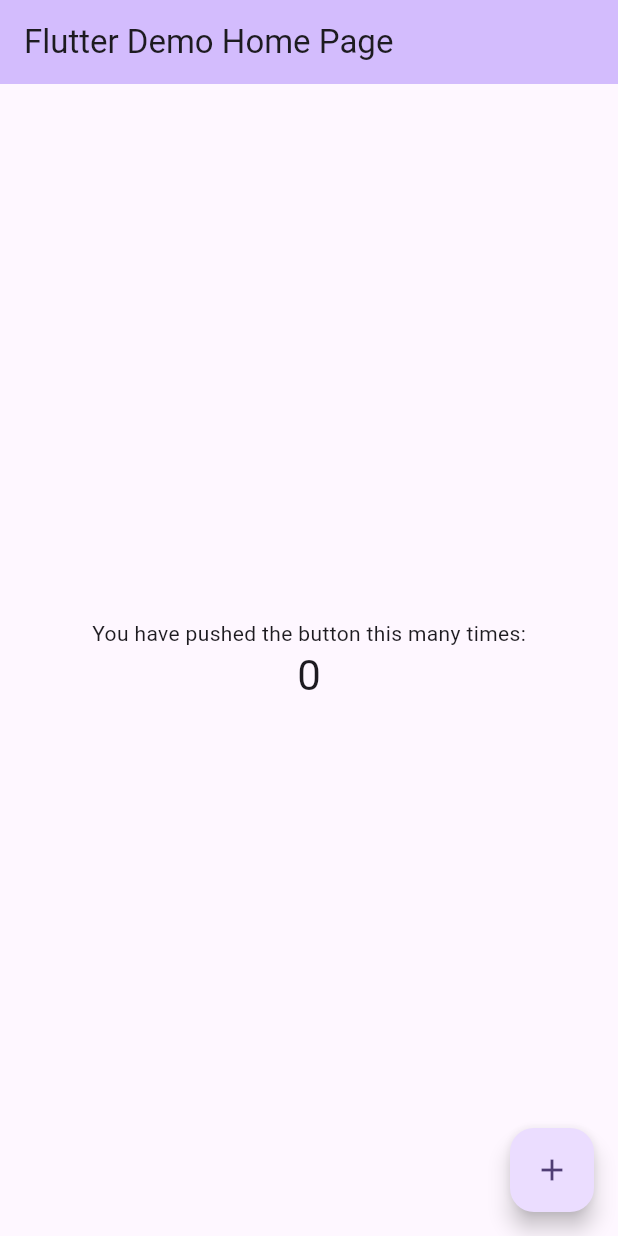
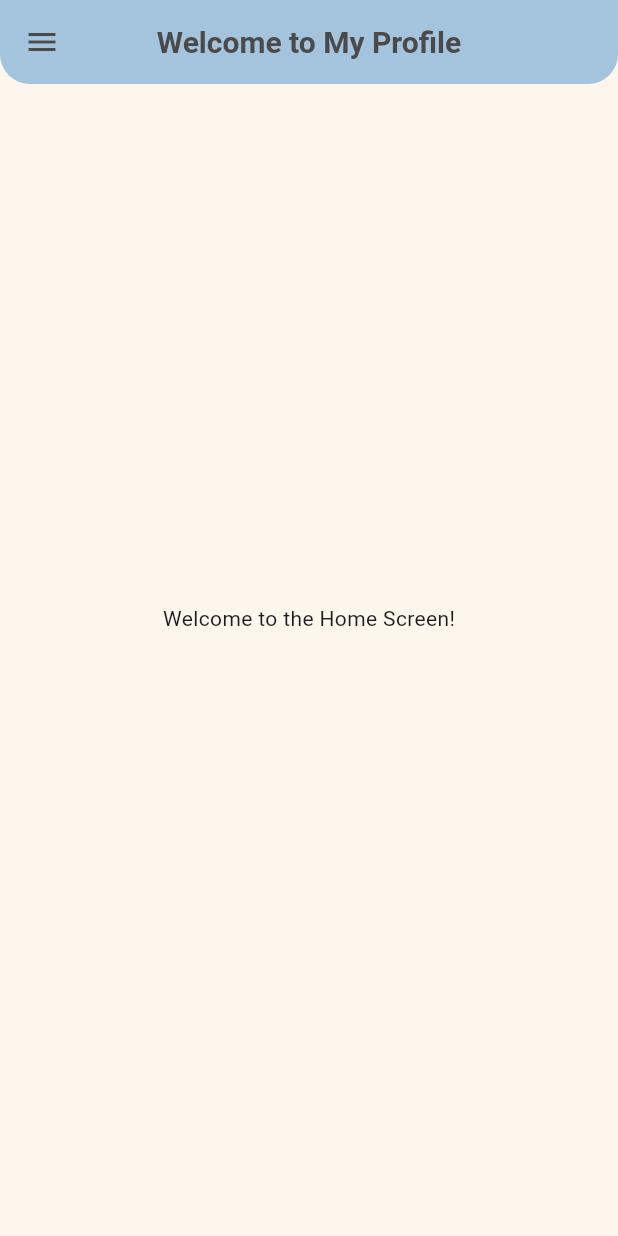
Before and after one commit to YeHtet1001/profile_demo_app, a Flutter app: the screen it shows after launch, on a phone screen of 412 x 824 dp. Run offline on Flutter 3.47's test engine with Material 3 defaults, Android fonts, the phone set to English and light mode, and no system bars.

Commit message:
add color,lanchemail,use UserAccountsDrawerHeader

```diff
--- /dev/null
+++ b/lib/helpers/colorhelper.dart
@@ -0,0 +1,15 @@
+import 'dart:ui';
+
+class ColorUtil {
+  static Color textColor = const Color(0xff4a4a4a);
+  static Color inputfieldColor = const Color(0xffD8E2DC);
+  static Color cardColor = const Color(0xffD8E2DC);
+  static Color subtleBgColor = const Color(0xffD8E2DC);
+  static Color backgroundColor = const Color(0xffFDF6EC);
+  static Color buttonColor = const Color(0xffA3C4DC);
+  static Color headerColor = const Color(0xffA3C4DC);
+  static Color profileColor = const Color(0xffA3C4DC);
+  static Color alertColor = const Color(0xffFADADD);
+  static Color borderColor = const Color(0xFFB0BEC5);
+  static Color shadowColor = const Color(0x22000000);
+}
--- a/lib/main.dart
+++ b/lib/main.dart
@@ -1,4 +1,5 @@
 import 'package:flutter/material.dart';
+import 'package:profile_demo_app/screens/splash.dart';
 
 void main() {
   runApp(const MyApp());
@@ -6,117 +7,12 @@ void main() {
 
 class MyApp extends StatelessWidget {
   const MyApp({super.key});
-
-  // This widget is the root of your application.
   @override
   Widget build(BuildContext context) {
     return MaterialApp(
       title: 'Flutter Demo',
-      theme: ThemeData(
-        // This is the theme of your application.
-        //
-        // TRY THIS: Try running your application with "flutter run". You'll see
-        // the application has a purple toolbar. Then, without quitting the app,
-        // try changing the seedColor in the colorScheme below to Colors.green
-        // and then invoke "hot reload" (save your changes or press the "hot
-        // reload" button in a Flutter-supported IDE, or press "r" if you used
-        // the command line to start the app).
-        //
-        // Notice that the counter didn't reset back to zero; the application
-        // state is not lost during the reload. To reset the state, use hot
-        // restart instead.
-        //
-        // This works for code too, not just values: Most code changes can be
-        // tested with just a hot reload.
-        colorScheme: ColorScheme.fromSeed(seedColor: Colors.deepPurple),
-      ),
-      home: const MyHomePage(title: 'Flutter Demo Home Page'),
+      debugShowCheckedModeBanner: false,
+      home: SplashScreen(),
     );
   }
 }
-
-class MyHomePage extends StatefulWidget {
-  const MyHomePage({super.key, required this.title});
-
-  // This widget is the home page of your application. It is stateful, meaning
-  // that it has a State object (defined below) that contains fields that affect
-  // how it looks.
-
-  // This class is the configuration for the state. It holds the values (in this
-  // case the title) provided by the parent (in this case the App widget) and
-  // used by the build method of the State. Fields in a Widget subclass are
-  // always marked "final".
-
-  final String title;
-
-  @override
-  State<MyHomePage> createState() => _MyHomePageState();
-}
-
-class _MyHomePageState extends State<MyHomePage> {
-  int _counter = 0;
-
-  void _incrementCounter() {
-    setState(() {
-      // This call to setState tells the Flutter framework that something has
-      // changed in this State, which causes it to rerun the build method below
-      // so that the display can reflect the updated values. If we changed
-      // _counter without calling setState(), then the build method would not be
-      // called again, and so nothing would appear to happen.
-      _counter++;
-    });
-  }
-
-  @override
-  Widget build(BuildContext context) {
-    // This method is rerun every time setState is called, for instance as done
-    // by the _incrementCounter method above.
-    //
-    // The Flutter framework has been optimized to make rerunning build methods
-    // fast, so that you can just rebuild anything that needs updating rather
-    // than having to individually change instances of widgets.
-    return Scaffold(
-      appBar: AppBar(
-        // TRY THIS: Try changing the color here to a specific color (to
-        // Colors.amber, perhaps?) and trigger a hot reload to see the AppBar
-        // change color while the other colors stay the same.
-        backgroundColor: Theme.of(context).colorScheme.inversePrimary,
-        // Here we take the value from the MyHomePage object that was created by
-        // the App.build method, and use it to set our appbar title.
-        title: Text(widget.title),
-      ),
-      body: Center(
-        // Center is a layout widget. It takes a single child and positions it
-        // in the middle of the parent.
-        child: Column(
-          // Column is also a layout widget. It takes a list of children and
-          // arranges them vertically. By default, it sizes itself to fit its
-          // children horizontally, and tries to be as tall as its parent.
-          //
-          // Column has various properties to control how it sizes itself and
-          // how it positions its children. Here we use mainAxisAlignment to
-          // center the children vertically; the main axis here is the vertical
-          // axis because Columns are vertical (the cross axis would be
-          // horizontal).
-          //
-          // TRY THIS: Invoke "debug painting" (choose the "Toggle Debug Paint"
-          // action in the IDE, or press "p" in the console), to see the
-          // wireframe for each widget.
-          mainAxisAlignment: MainAxisAlignment.center,
-          children: <Widget>[
-            const Text('You have pushed the button this many times:'),
-            Text(
-              '$_counter',
-              style: Theme.of(context).textTheme.headlineMedium,
-            ),
-          ],
-        ),
-      ),
-      floatingActionButton: FloatingActionButton(
-        onPressed: _incrementCounter,
-        tooltip: 'Increment',
-        child: const Icon(Icons.add),
-      ), // This trailing comma makes auto-formatting nicer for build methods.
-    );
-  }
-}
--- /dev/null
+++ b/lib/screens/home.dart
@@ -0,0 +1,175 @@
+import 'package:flutter/material.dart';
+import 'package:profile_demo_app/helpers/colorhelper.dart';
+import 'package:profile_demo_app/helpers/commonfun.dart';
+import 'package:url_launcher/url_launcher.dart';
+
+class HomeScreen extends StatefulWidget {
+  const HomeScreen({super.key});
+
+  @override
+  State<HomeScreen> createState() => _HomeScreenState();
+}
+
+class _HomeScreenState extends State<HomeScreen> {
+  @override
+  void initState() {
+    super.initState();
+  }
+
+  @override
+  void dispose() {
+    super.dispose();
+  }
+
+  @override
+  Widget build(BuildContext context) {
+    return Scaffold(
+      appBar: AppBar(
+        title: Text(
+          'Welcome to My Profile',
+          style: TextStyle(
+            color: ColorUtil.textColor,
+            fontSize: 20.0,
+            fontWeight: FontWeight.bold,
+          ),
+        ),
+        centerTitle: true,
+        shape: RoundedRectangleBorder(
+          borderRadius: BorderRadiusGeometry.only(
+            bottomLeft: Radius.circular(20),
+            bottomRight: Radius.circular(20),
+          ),
+        ),
+        backgroundColor: ColorUtil.headerColor,
+        foregroundColor: ColorUtil.textColor,
+      ),
+      drawer: Drawer(
+        child: ListView(
+          padding: EdgeInsets.zero,
+          children: [
+            UserAccountsDrawerHeader(
+              currentAccountPictureSize: Size.square(72),
+              decoration: BoxDecoration(color: ColorUtil.headerColor),
+              currentAccountPicture: InkWell(
+                onTap: () {},
+                child: Stack(
+                  children: [
+                    CircleAvatar(
+                      radius: 70,
+                      backgroundColor: ColorUtil.subtleBgColor,
+                      backgroundImage: AssetImage(
+                        "assets/pictures/image01.jpg",
+                      ),
+                    ),
+                  ],
+                ),
+              ),
+              accountName: SizedBox(
+                height: 25,
+                child: Align(
+                  alignment: AlignmentGeometry.bottomLeft,
+                  child: Text(
+                    "Ye Htet Aung",
+                    style: TextStyle(
+                      color: ColorUtil.textColor,
+                      fontSize: 16.0,
+                      fontWeight: FontWeight.bold,
+                    ),
+                  ),
+                ),
+              ),
+              accountEmail: Row(
+                children: [
+                  Icon(Icons.email, color: ColorUtil.textColor),
+                  SizedBox(width: 10),
+                  InkWell(
+                    onTap: () async {
+                      CommonFun.launchEmail();
+                    },
+                    child: SizedBox(
+                      height: 25,
+                      child: Align(
+                        alignment: AlignmentGeometry.bottomLeft,
+                        child: Text(
+                          "207yehtetag@gmail.com",
+                          style: TextStyle(
+                            color: ColorUtil.textColor,
+                            fontSize: 16.0,
+                            fontWeight: FontWeight.bold,
+                          ),
+                        ),
+                      ),
+                    ),
+                  ),
+                ],
+              ),
+            ),
+            ListTile(
+              onTap: () {},
+              leading: Icon(Icons.person, color: ColorUtil.textColor, size: 30),
+              title: Text(
+                "Profile",
+                style: TextStyle(
+                  color: ColorUtil.textColor,
+                  fontSize: 20.0,
+                  fontWeight: FontWeight.bold,
+                ),
+              ),
+            ),
+            Divider(color: ColorUtil.borderColor, thickness: 1),
+            ListTile(
+              onTap: () {},
+              leading: Icon(
+                Icons.settings,
+                color: ColorUtil.textColor,
+                size: 30,
+              ),
+              title: Text(
+                "Settings",
+                style: TextStyle(
+                  color: ColorUtil.textColor,
+                  fontSize: 20.0,
+                  fontWeight: FontWeight.bold,
+                ),
+              ),
+            ),
+            Divider(color: ColorUtil.borderColor, thickness: 1),
+            ListTile(
+              onTap: () {},
+              leading: Icon(
+                Icons.device_unknown,
+                color: ColorUtil.textColor,
+                size: 30,
+              ),
+              title: Text(
+                "DeviceHistory",
+                style: TextStyle(
+                  color: ColorUtil.textColor,
+                  fontSize: 20.0,
+                  fontWeight: FontWeight.bold,
+                ),
+              ),
+            ),
+            Divider(color: ColorUtil.borderColor, thickness: 1),
+            ListTile(
+              onTap: () {},
+              leading: Icon(Icons.logout, color: ColorUtil.textColor, size: 30),
+              title: Text(
+                "Logout",
+                style: TextStyle(
+                  color: ColorUtil.textColor,
+                  fontSize: 20.0,
+                  fontWeight: FontWeight.bold,
+                ),
+              ),
+            ),
+            Divider(color: ColorUtil.borderColor, thickness: 1),
+          ],
+        ),
+      ),
+      extendBodyBehindAppBar: true,
+      backgroundColor: ColorUtil.backgroundColor,
+      body: const Center(child: Text('Welcome to the Home Screen!')),
+    );
+  }
+}
```
Also changed, not shown: lib/helpers/commonfun.dart (added, +19 -0 lines), lib/screens/splash.dart (added, +73 -0 lines), pubspec.yaml (+11 -0 lines), 1 other file.
